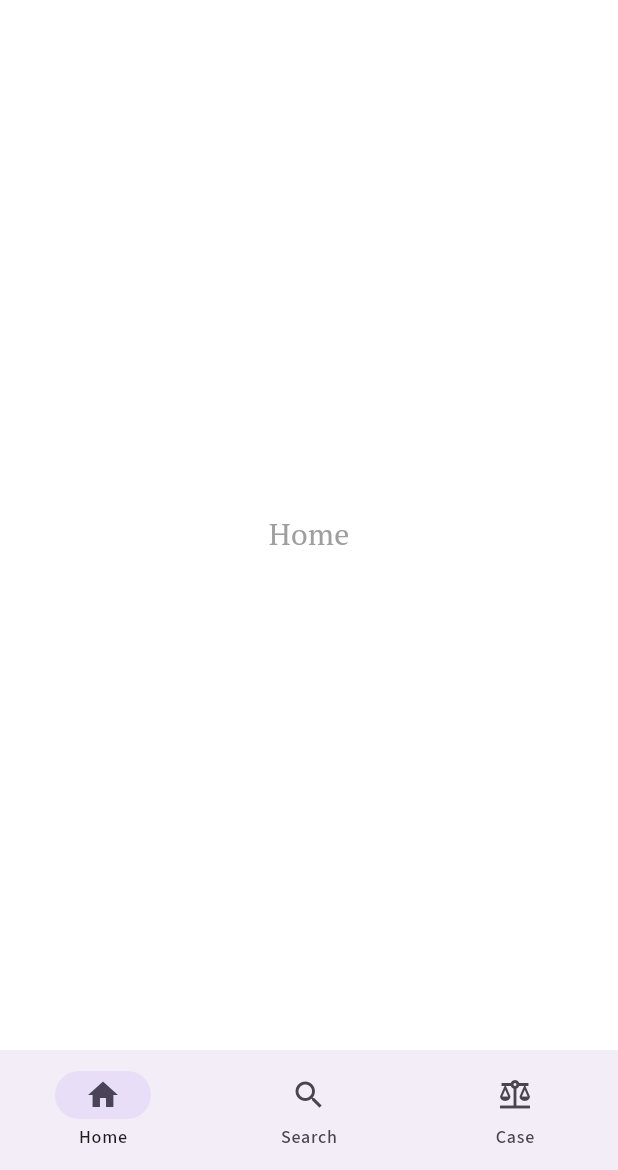
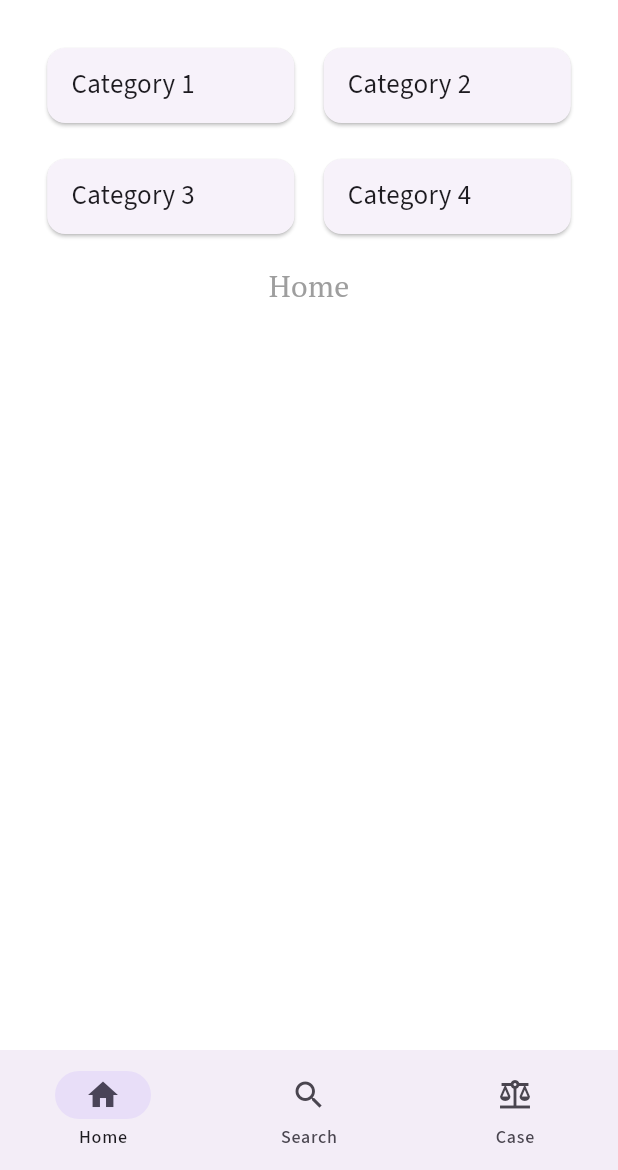
Before and after one commit to flo2274/justicase, a Flutter app: the screen it shows after launch, on a phone screen of 412 x 824 dp, the part 66-1236 px from its top. Run offline on Flutter 3.47's test engine with Material 3 defaults, Android fonts, the phone set to English and light mode, and no system bars; our stand-ins replace go_router, google_fonts.

Commit message:
Implement category section and cards

```diff
--- a/lib/views/pages/auth/login_page.dart
+++ b/lib/views/pages/auth/login_page.dart
@@ -50,7 +50,7 @@ class Login extends StatelessWidget {
           const SizedBox(height: 10.0),
           TextButton(
             onPressed: () {
-              // TOdo: logic for password forgotten
+              // Todo: logic for password forgotten
             },
             child: const Text('Forgot Password?'),
           ),
--- a/lib/views/pages/home_page.dart
+++ b/lib/views/pages/home_page.dart
@@ -1,4 +1,5 @@
 import 'package:flutter/material.dart';
+import 'package:mobile_anw/views/widgets/category_section.dart';
 
 class HomePage extends StatefulWidget {
   const HomePage({Key? key}) : super(key: key);
@@ -14,8 +15,13 @@ class _HomePageState extends State<HomePage> {
       appBar: AppBar(
         title: const Center(child: Text('JUSTICASE')),
       ),
-      body: const Center(
-        child: Text(
+      body: Center(
+        child: Column(
+          mainAxisAlignment: MainAxisAlignment.start,
+          crossAxisAlignment: CrossAxisAlignment.center,
+          children: [
+            CategorySection(),
+            const Text(
               'Home',
               style: TextStyle(
                 fontSize: 20.0,
@@ -23,6 +29,8 @@ class _HomePageState extends State<HomePage> {
                 fontFamily: 'PTSerif',
               ),
             ),
+          ],
+        ),
       ),
     );
   }
--- /dev/null
+++ b/lib/views/widgets/category_section.dart
@@ -0,0 +1,39 @@
+import 'package:flutter/material.dart';
+import 'package:mobile_anw/views/widgets/middle_card.dart';
+import 'package:mobile_anw/views/widgets/small_card.dart';
+
+class CategorySection extends StatelessWidget {
+  // Beispiel-Datensatz
+  final List<String> categories = [
+    'Category 1',
+    'Category 2',
+    'Category 3',
+    'Category 4',
+  ];
+
+  @override
+  Widget build(BuildContext context) {
+    return Padding(
+      padding: const EdgeInsets.all(16.0),
+      child: Column(
+        children: [
+          Row(
+            mainAxisAlignment: MainAxisAlignment.spaceEvenly,
+            children: [
+              SmallCard(name: categories[0]),
+              SmallCard(name: categories[1]),
+            ],
+          ),
+          const SizedBox(height: 16.0),
+          Row(
+            mainAxisAlignment: MainAxisAlignment.spaceEvenly,
+            children: [
+              SmallCard(name: categories[2]),
+              SmallCard(name: categories[3]),
+            ],
+          ),
+        ],
+      ),
+    );
+  }
+}
--- /dev/null
+++ b/lib/views/widgets/small_card.dart
@@ -0,0 +1,24 @@
+import 'package:flutter/material.dart';
+
+class SmallCard extends StatelessWidget {
+  final String name;
+
+  SmallCard({required this.name});
+
+  @override
+  Widget build(BuildContext context) {
+    return Card(
+      child: Container(
+        width: MediaQuery.of(context).size.width / 2.5,
+        height: 50,
+        alignment: Alignment.centerLeft,
+        padding: const EdgeInsets.only(left: 16.0), // Padding für den Abstand vom linken Rand
+        child: Text(
+          name,
+          style: const TextStyle(fontSize: 18.0),
+          textAlign: TextAlign.start,
+        ),
+      ),
+    );
+  }
+}
```
Also changed, not shown: lib/views/widgets/big_card.dart (added, +24 -0 lines), lib/views/widgets/middle_card.dart (added, +24 -0 lines). Lines whose indentation alone changed are shown as unchanged.
